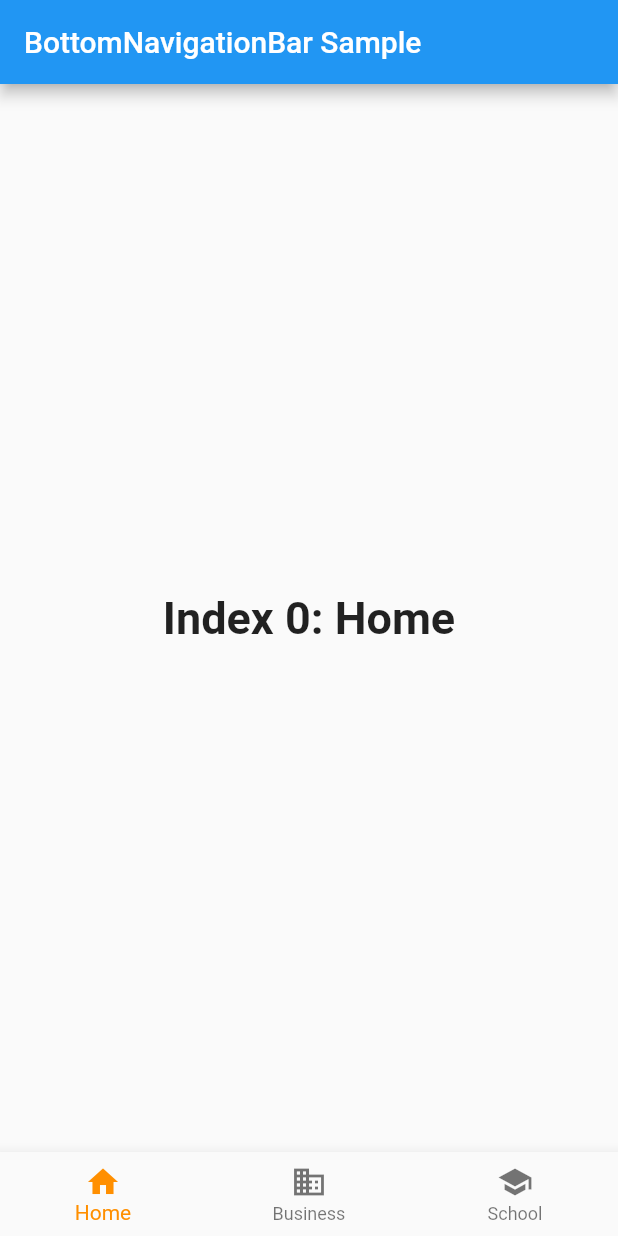
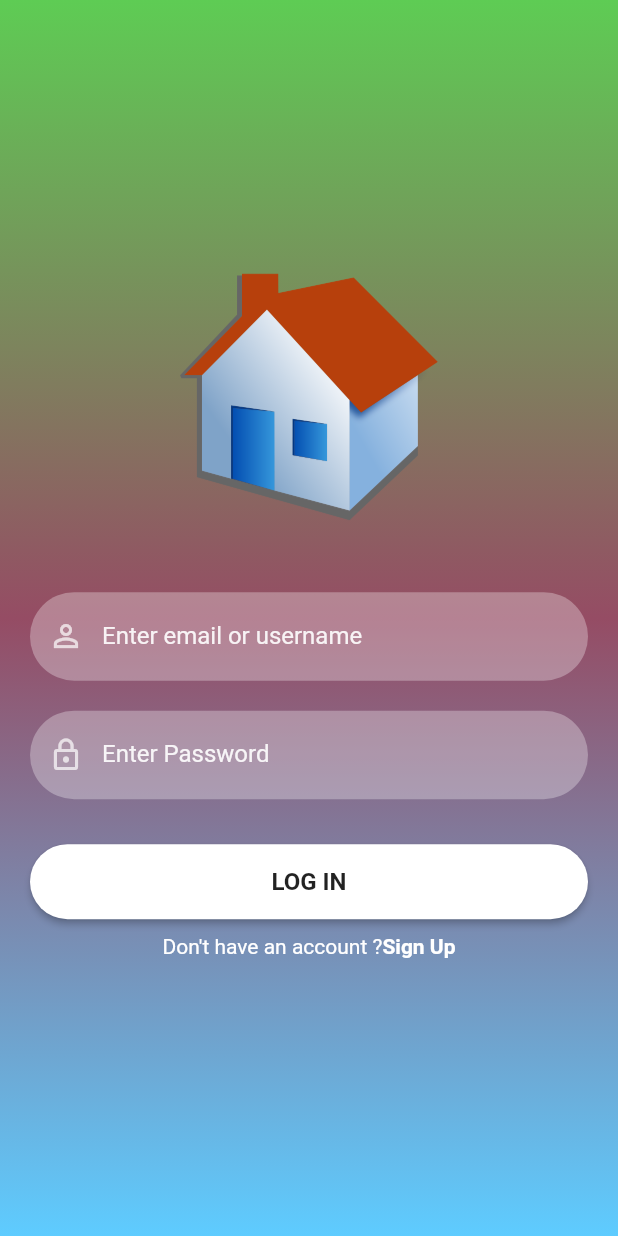
Before and after one commit to rajinmaharjan/HouseRent, a Flutter app: the screen it shows after launch, on a phone screen of 412 x 824 dp. Run offline on Flutter 3.47's test engine with Material 2 defaults, Android fonts, the phone set to English and light mode, and no system bars.

Commit message:
login page

```diff
--- a/lib/main.dart
+++ b/lib/main.dart
@@ -1,81 +1,18 @@
 import 'package:flutter/material.dart';
+import 'package:house_rent_app/pages/loginPage.dart';
 
-void main() => runApp(const MyApp());
+void main() {
+  runApp(const MyApp());
+}
 
 class MyApp extends StatelessWidget {
   const MyApp({Key? key}) : super(key: key);
 
-  static const String _title = 'Flutter Code Sample';
-
   @override
   Widget build(BuildContext context) {
-    return const MaterialApp(
-      title: _title,
-      home: MyStatefulWidget(),
+    return MaterialApp(
+      title: "House Rent App",
+      home: const LoginPage(),
     );
   }
 }
-
-class MyStatefulWidget extends StatefulWidget {
-  const MyStatefulWidget({Key? key}) : super(key: key);
-
-  @override
-  State<MyStatefulWidget> createState() => _MyStatefulWidgetState();
-}
-
-class _MyStatefulWidgetState extends State<MyStatefulWidget> {
-  int _selectedIndex = 0;
-  static const TextStyle optionStyle =
-      TextStyle(fontSize: 30, fontWeight: FontWeight.bold);
-  static const List<Widget> _widgetOptions = <Widget>[
-    Text(
-      'Index 0: Home',
-      style: optionStyle,
-    ),
-    Text(
-      'Index 1: Business',
-      style: optionStyle,
-    ),
-    Text(
-      'Index 2: School',
-      style: optionStyle,
-    ),
-  ];
-
-  void _onItemTapped(int index) {
-    setState(() {
-      _selectedIndex = index;
-    });
-  }
-
-  @override
-  Widget build(BuildContext context) {
-    return Scaffold(
-      appBar: AppBar(
-        title: const Text('BottomNavigationBar Sample'),
-      ),
-      body: Center(
-        child: _widgetOptions.elementAt(_selectedIndex),
-      ),
-      bottomNavigationBar: BottomNavigationBar(
-        items: const <BottomNavigationBarItem>[
-          BottomNavigationBarItem(
-            icon: Icon(Icons.home),
-            label: 'Home',
-          ),
-          BottomNavigationBarItem(
-            icon: Icon(Icons.business),
-            label: 'Business',
-          ),
-          BottomNavigationBarItem(
-            icon: Icon(Icons.school),
-            label: 'School',
-          ),
-        ],
-        currentIndex: _selectedIndex,
-        selectedItemColor: Colors.amber[800],
-        onTap: _onItemTapped,
-      ),
-    );
-  }
-}
--- /dev/null
+++ b/lib/pages/loginPage.dart
@@ -0,0 +1,79 @@
+import 'package:flutter/material.dart';
+import 'package:house_rent_app/pages/signupPage.dart';
+import 'package:house_rent_app/reuseable_widgets/reuseable_widgets.dart';
+import 'package:house_rent_app/utils/colors_utils.dart';
+
+class LoginPage extends StatefulWidget {
+  const LoginPage({Key? key}) : super(key: key);
+
+  @override
+  State<LoginPage> createState() => _LoginPageState();
+}
+
+class _LoginPageState extends State<LoginPage> {
+  TextEditingController _passwordTextController = TextEditingController();
+  TextEditingController _emailTextController = TextEditingController();
+  @override
+  Widget build(BuildContext context) {
+    return Scaffold(
+      body: Container(
+        width: MediaQuery.of(context).size.width,
+        height: MediaQuery.of(context).size.height,
+        decoration: BoxDecoration(
+            gradient: LinearGradient(colors: [
+          hexStringColor("5ECC54"),
+          hexStringColor("954c64"),
+          hexStringColor("5ECCFF")
+        ], begin: Alignment.topCenter, end: Alignment.bottomCenter)),
+        child: SingleChildScrollView(
+          child: Padding(
+            padding: EdgeInsets.fromLTRB(
+                20, MediaQuery.of(context).size.height * .2, 20, 0),
+            child: Column(
+              children: <Widget>[
+                logoWidget("assets/images/houseLogo.png"),
+                SizedBox(
+                  height: 30,
+                ),
+                reuseableTextField("Enter email or username",
+                    Icons.person_outline, false, _emailTextController),
+                SizedBox(
+                  height: 20,
+                ),
+                reuseableTextField("Enter Password", Icons.lock_outline, true,
+                    _passwordTextController),
+                SizedBox(
+                  height: 20,
+                ),
+                loginSignUpButton(context, true, () {}),
+                signUpOption(),
+              ],
+            ),
+          ),
+        ),
+      ),
+    );
+  }
+
+  Row signUpOption() {
+    return Row(
+      mainAxisAlignment: MainAxisAlignment.center,
+      children: [
+        const Text(
+          "Don't have an account ?",
+          style: TextStyle(color: Colors.white),
+        ),
+        GestureDetector(
+          onTap: () {
+            Navigator.push(
+                context, MaterialPageRoute(builder: (context) => SignUpPage()));
+          },
+          child: const Text(
+            "Sign Up",
+            style: TextStyle(color: Colors.white, fontWeight: FontWeight.bold),
+          ),
+        )
+      ],
+    );
+  }
+}
--- /dev/null
+++ b/lib/pages/signupPage.dart
@@ -0,0 +1,17 @@
+import 'package:flutter/cupertino.dart';
+import 'package:flutter/src/foundation/key.dart';
+import 'package:flutter/src/widgets/framework.dart';
+
+class SignUpPage extends StatefulWidget {
+  const SignUpPage({Key? key}) : super(key: key);
+
+  @override
+  State<SignUpPage> createState() => _SignUpPageState();
+}
+
+class _SignUpPageState extends State<SignUpPage> {
+  @override
+  Widget build(BuildContext context) {
+    return Container();
+  }
+}
--- /dev/null
+++ b/lib/reuseable_widgets/reuseable_widgets.dart
@@ -0,0 +1,68 @@
+import 'package:flutter/material.dart';
+
+Image logoWidget(String imageName) {
+  return Image.asset(
+    imageName,
+    fit: BoxFit.fitWidth,
+    width: 200,
+    height: 200,
+  );
+}
+
+TextField reuseableTextField(String text, IconData icon, bool isPasswordType,
+    TextEditingController controller) {
+  return TextField(
+    controller: controller,
+    obscureText: isPasswordType,
+    enableSuggestions: !isPasswordType,
+    autocorrect: !isPasswordType,
+    cursorColor: Colors.white,
+    style: TextStyle(color: Colors.white.withOpacity(0.9)),
+    decoration: InputDecoration(
+      prefixIcon: Icon(
+        icon,
+        color: Colors.white70,
+      ),
+      labelText: text,
+      labelStyle: TextStyle(color: Colors.white.withOpacity(0.9)),
+      filled: true,
+      floatingLabelBehavior: FloatingLabelBehavior.never,
+      fillColor: Colors.white.withOpacity(0.3),
+      border: OutlineInputBorder(
+          borderRadius: BorderRadius.circular(30.0),
+          borderSide: const BorderSide(width: 0, style: BorderStyle.none)),
+    ),
+    keyboardType: isPasswordType
+        ? TextInputType.visiblePassword
+        : TextInputType.emailAddress,
+  );
+}
+
+Container loginSignUpButton(
+    BuildContext context, bool isLogin, Function onTap) {
+  return Container(
+    width: MediaQuery.of(context).size.width,
+    height: 50,
+    margin: const EdgeInsets.fromLTRB(0, 10, 0, 10),
+    decoration: BoxDecoration(borderRadius: BorderRadius.circular(90)),
+    child: ElevatedButton(
+      onPressed: () {
+        onTap();
+      },
+      child: Text(
+        isLogin ? "LOG IN" : "SIGN UP",
+        style: const TextStyle(
+            color: Colors.black87, fontWeight: FontWeight.bold, fontSize: 16),
+      ),
+      style: ButtonStyle(
+          backgroundColor: MaterialStateProperty.resolveWith((states) {
+            if (states.contains(MaterialState.pressed)) {
+              return Colors.black26;
+            }
+            return Colors.white;
+          }),
+          shape: MaterialStateProperty.all<RoundedRectangleBorder>(
+              RoundedRectangleBorder(borderRadius: BorderRadius.circular(30)))),
+    ),
+  );
+}
--- /dev/null
+++ b/lib/utils/colors_utils.dart
@@ -0,0 +1,9 @@
+import 'package:flutter/material.dart';
+
+hexStringColor(String hexColor) {
+  hexColor = hexColor.toUpperCase().replaceAll("#", "");
+  if (hexColor.length == 6) {
+    hexColor = "FF" + hexColor;
+  }
+  return Color(int.parse(hexColor, radix: 16));
+}
--- a/pubspec.yaml
+++ b/pubspec.yaml
@@ -61,9 +61,8 @@ flutter:
   uses-material-design: true
 
   # To add assets to your application, add an assets section, like this:
-  # assets:
-  #   - images/a_dot_burr.jpeg
-  #   - images/a_dot_ham.jpeg
+  assets:
+    - assets/images/
 
   # An image asset can refer to one or more resolution-specific "variants", see
   # https://flutter.dev/assets-and-images/#resolution-aware
```
Also changed, not shown: lib/bottomNavBar.dart (added, +81 -0 lines), assets/images/houseLogo.png (added), lib/pages/homePage.dart (added).
